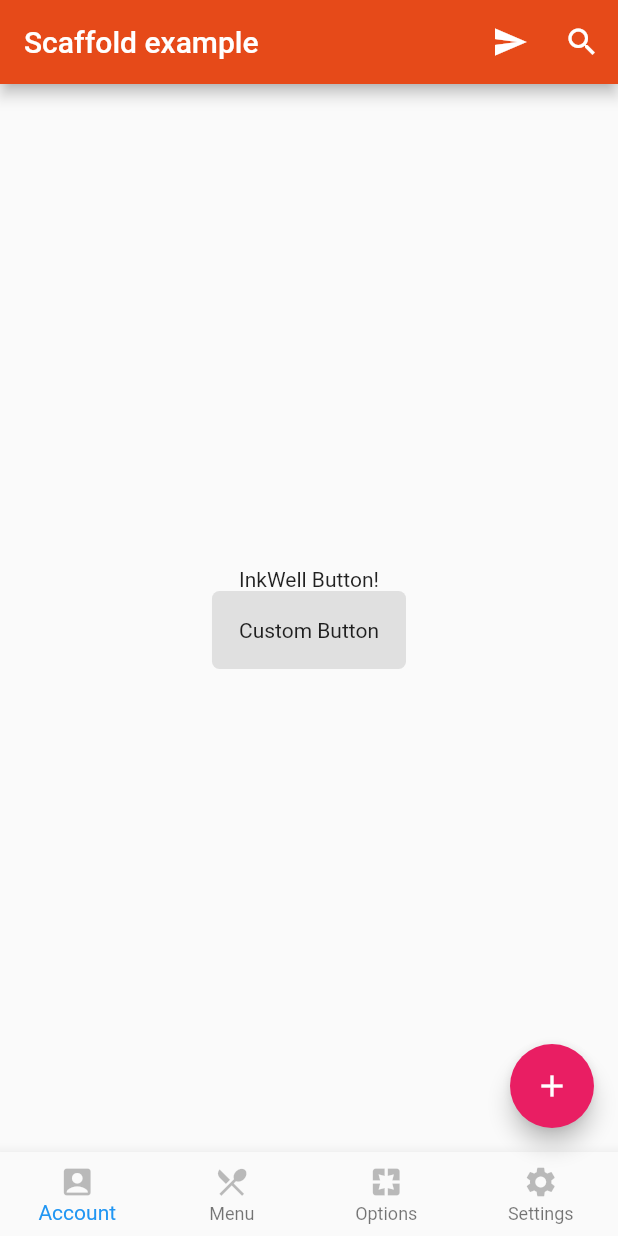
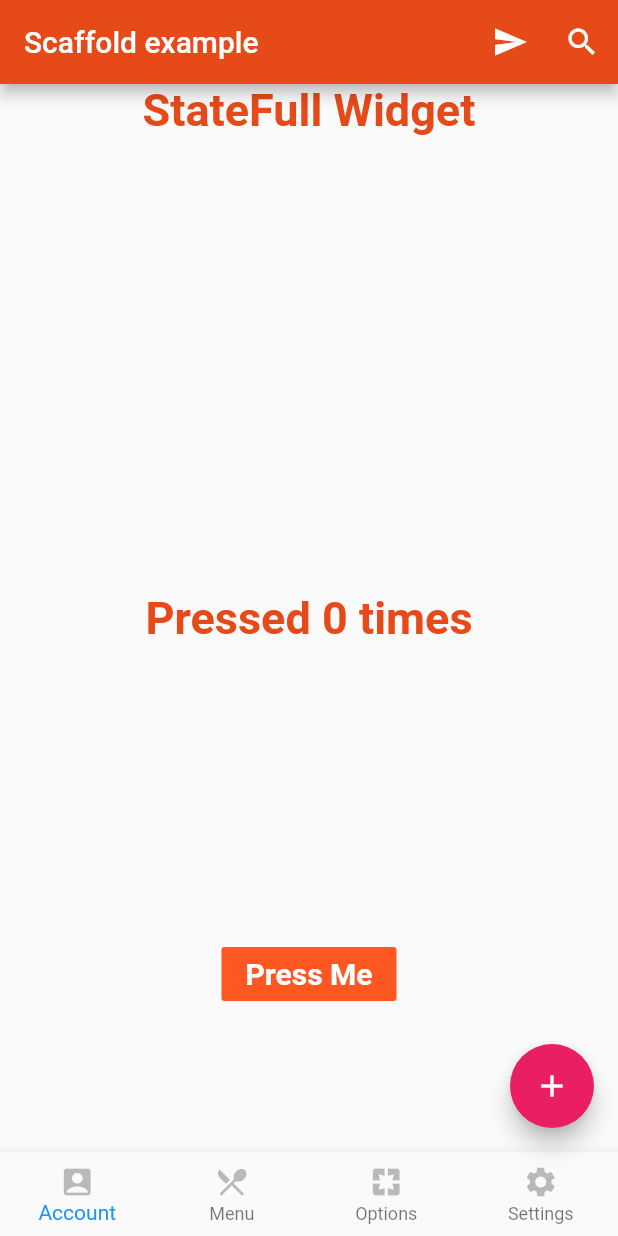
Before and after one commit to mkmad/dartExample, a Flutter app: the screen it shows after launch, on a phone screen of 412 x 824 dp. Run offline on Flutter 3.47's test engine with Material 2 defaults, Android fonts, the phone set to English and light mode, and no system bars.

Commit message:
Created a StateFull widget

```diff
--- a/lib/scaffoldExample.dart
+++ /dev/null
@@ -1,158 +0,0 @@
-import "package:flutter/material.dart";
-
-class ScaffoldHome extends StatelessWidget {
-  String title;
-
-  ScaffoldHome({Key key, this.title}) : super(key: key);
-
-  Scaffold createScafflod() {
-    /*
-      Scaffold has many in-built widgets like AppBar,
-      floatingActionButton, bottomNavigationBar, body etc..
-
-      So, we declare the properties of these widgets and return
-      the scaffold
-
-     */
-
-    return new Scaffold(
-      // Creates and sets params for AppBar
-      appBar: new AppBar(
-          backgroundColor: Colors.deepOrange.shade700,
-          title: new Text(this.title),
-          // The action widgets are the right icons in the appBar
-          actions: <Widget>[
-            new IconButton(
-                icon: new Icon(Icons.send),
-                onPressed: () => debugPrint("Send icon Tapped!")),
-            new IconButton(
-                icon: new Icon(Icons.search),
-                onPressed: () => debugPrint("Send icon Tapped!")),
-          ]),
-
-      // Creates and sets params for body of scaffold
-      // The hierarchy of the body is:
-      // Container -> Column -> [Inkwell]
-      body: new Container(
-        //color: Colors.grey,
-        // set the alignment of the container to center
-        alignment: Alignment.center,
-        child: new Column(
-            // align the column also the center
-            mainAxisAlignment: MainAxisAlignment.center,
-            // The column can have many children each of which will
-            // be a row in the column
-            children: <Widget>[
-              // Inkwell is a rectangular area of a Material that responds to touch.
-              // it has the onTap function keyword that responds to touchs
-              new InkWell(
-                child: new Text("InkWell Button!"),
-                onTap: () => debugPrint("Button Tapped!"),
-              ),
-
-              // Adding a custom button (see below for details on how
-              // this button is built)
-              new CustomButton(),
-            ]),
-      ),
-
-      // Creates and sets params for floatingActionButton
-      floatingActionButton: new FloatingActionButton(
-        onPressed: () => debugPrint("Floating Button Touched"),
-        backgroundColor: Colors.pink,
-        // tooltip describes what the button does when its long pressed
-        tooltip: 'prints button pressed',
-        child: new Icon(Icons.add),
-      ),
-
-      // Creates and sets params for bottomNavigationBar
-      // Note: bottomNavigationBar requires atleast 2 items
-      bottomNavigationBar: new BottomNavigationBar(
-        // have to declare the type if there are more
-        // than 3 navigation items
-        type: BottomNavigationBarType.fixed,
-
-        // The actual buttons
-        items: [
-          new BottomNavigationBarItem(
-              icon: new Icon(Icons.account_box, color: Colors.black26),
-              title: new Text("Account")),
-          new BottomNavigationBarItem(
-              icon: new Icon(Icons.restaurant_menu, color: Colors.black26),
-              title: new Text("Menu")),
-          new BottomNavigationBarItem(
-              icon: new Icon(Icons.pages, color: Colors.black26),
-              title: new Text("Options")),
-          new BottomNavigationBarItem(
-              icon: new Icon(Icons.settings, color: Colors.black26),
-              title: new Text("Settings"))
-        ],
-
-        // action handler for item pressed (note: its index based)
-        onTap: (int i) => debugPrint("Hey Touched $i"),
-      ),
-    );
-  }
-
-  // required function since this class extends StatelessWidget
-  // Note: This function builds and returns the StatelessWidget
-  @override
-  Widget build(BuildContext context) {
-    return createScafflod();
-  }
-}
-
-// Build a custom widget (here a custom button which responds to
-// gestures ) and return it to one of the children in the
-// container column of the body
-// Note: This is a separate class and not part of the Scaffold class
-//       above
-class CustomButton extends StatelessWidget {
-  @override
-  Widget build(BuildContext context) {
-    return GestureDetector(
-      // Assign a event handler to opTap that responds to tap
-      // Note: onTap should be a function returning a widget
-      // onTap: createSnackBar(context) will not work
-      onTap: () => createSnackBar(context),
-
-      // Create a container that will serve as a button and
-      // since this container is a child of GestureDetector
-      // it will respond to all the touch events of the
-      // GestureDetector
-      child: new Container(
-        // Create a text field that serves as the button text
-        child: new Text("Custom Button"),
-
-        // Note: Since the container is a large canvas we need
-        //       decorate it to look like a button
-        decoration: new BoxDecoration(
-            // Note: We get the default button color based on the current
-            //       material theme by calling the Theme attribute
-            color: Theme.of(context).buttonColor,
-
-            // assigning a border radius to the container
-            borderRadius: new BorderRadius.circular(5.0)),
-
-        // We need this padding because the container wraps around
-        // the largest child inside it so without this padding the container
-        // would just be the size of the Text field
-        padding: new EdgeInsets.all(18.0),
-      ),
-    );
-  }
-
-  // This function serves as an event handler for the GestureDetector's onTap
-  createSnackBar(BuildContext context) {
-    // create a snackbar
-    final sb = new SnackBar(content: new Text("Button tapped"));
-
-    // attach a snack bar to the scaffold
-
-    // This line translates to, show snack bar using the
-    // scaffold who's context is 'context'
-    // Note: Scaffold (like the Theme var) is a global attribute
-    //       which we can make use of in such scenarios
-    Scaffold.of(context).showSnackBar(sb);
-  }
-}
--- /dev/null
+++ b/lib/scaffoldStatefulExample.dart
@@ -0,0 +1,152 @@
+import 'package:flutter/material.dart';
+
+// Create a custom stateful widget
+class ScaffoldStatefullWidget extends StatefulWidget {
+  String title;
+
+  ScaffoldStatefullWidget({Key key, this.title}) : super(key: key);
+
+  // It is necessary to create states of every
+  // stateful widget
+  @override
+  State<StatefulWidget> createState() {
+    return new CustomState(title: this.title);
+  }
+}
+
+// This class creates a state for the CustomStatefulWidget
+// Note: how it extends State and its of type <CustomStatefulWidget>
+class CustomState extends State<ScaffoldStatefullWidget> {
+  String title;
+
+  int tapped = 0;
+
+  void updateUI() {
+    // The setState call updates all the variables and redraws the UI
+    // therefore updating the variables in the UI (tapped in this case)
+    setState(() {
+      this.tapped += 1;
+    });
+  }
+
+  CustomState({this.title});
+
+  Scaffold createScafflod() {
+    /*
+      Scaffold has many in-built widgets like AppBar,
+      floatingActionButton, bottomNavigationBar, body etc..
+
+      So, we declare the properties of these widgets and return
+      the scaffold
+
+     */
+
+    return new Scaffold(
+      // Creates and sets params for AppBar
+      appBar: new AppBar(
+          backgroundColor: Colors.deepOrange.shade700,
+          title: new Text(this.title),
+          // The action widgets are the right icons in the appBar
+          actions: <Widget>[
+            new IconButton(
+                icon: new Icon(Icons.send),
+                onPressed: () => debugPrint("Send icon Tapped!")),
+            new IconButton(
+                icon: new Icon(Icons.search),
+                onPressed: () => debugPrint("Send icon Tapped!")),
+          ]),
+
+      // Creates and sets params for body of scaffold
+      // The hierarchy of the body is:
+      // Container -> Column -> [Inkwell]
+      body: new Container(
+        //color: Colors.grey,
+        // set the alignment of the container to center
+        alignment: Alignment.center,
+        child: new Column(
+            // align the column also the center
+            mainAxisAlignment: MainAxisAlignment.center,
+            // The column can have many children each of which will
+            // be a row in the column
+            children: <Widget>[
+              // Expanded widget stretches all its child widgets to occupy
+              // the remaining space below
+              // Note: Expanded will divide the space equally (depending on
+              // the number of Expanded statements)
+              new Expanded(
+                  child: new Text("StateFull Widget",
+                      style: new TextStyle(
+                          color: Colors.deepOrange.shade700,
+                          fontSize: 30,
+                          fontWeight: FontWeight.w600))),
+
+              new Expanded(
+                  child: new Center(
+                      child: new Text("Pressed $tapped times",
+                          style: new TextStyle(
+                              color: Colors.deepOrange.shade700,
+                              fontSize: 30,
+                              fontWeight: FontWeight.w600)))),
+
+              new Expanded(
+                  // Note: If you use Center widget as the child of the Expanded then
+                  // the widget that's the child of Center will be positioned in the
+                  // central space of the expanded space
+                  child: new Center(
+                      // FlatButton will just set the button attributes without the corner radius
+                      child: new FlatButton(
+                          color: Colors.deepOrange,
+                          textColor: Colors.white,
+                          // Call updateUI which in-turn sets the state of the CustomState Widget and redraws
+                          // the UI
+                          onPressed: updateUI,
+                          child: new Text("Press Me",
+                              style: new TextStyle(
+                                  fontSize: 20,
+                                  fontWeight: FontWeight.w600))))),
+            ]),
+      ),
+
+      // Creates and sets params for floatingActionButton
+      floatingActionButton: new FloatingActionButton(
+        onPressed: () => debugPrint("Floating Button Touched"),
+        backgroundColor: Colors.pink,
+        // tooltip describes what the button does when its long pressed
+        tooltip: 'prints button pressed',
+        child: new Icon(Icons.add),
+      ),
+
+      // Creates and sets params for bottomNavigationBar
+      // Note: bottomNavigationBar requires atleast 2 items
+      bottomNavigationBar: new BottomNavigationBar(
+        // have to declare the type if there are more
+        // than 3 navigation items
+        type: BottomNavigationBarType.fixed,
+
+        // The actual buttons
+        items: [
+          new BottomNavigationBarItem(
+              icon: new Icon(Icons.account_box, color: Colors.black26),
+              title: new Text("Account")),
+          new BottomNavigationBarItem(
+              icon: new Icon(Icons.restaurant_menu, color: Colors.black26),
+              title: new Text("Menu")),
+          new BottomNavigationBarItem(
+              icon: new Icon(Icons.pages, color: Colors.black26),
+              title: new Text("Options")),
+          new BottomNavigationBarItem(
+              icon: new Icon(Icons.settings, color: Colors.black26),
+              title: new Text("Settings"))
+        ],
+
+        // action handler for item pressed (note: its index based)
+        onTap: (int i) => debugPrint("Hey Touched $i"),
+      ),
+    );
+  }
+
+  @override
+  Widget build(BuildContext context) {
+    return createScafflod();
+  }
+}
```
Also changed, not shown: lib/main.dart (+9 -7 lines), lib/scaffoldStatelessExample.dart (added, +170 -0 lines), 10 other files.
